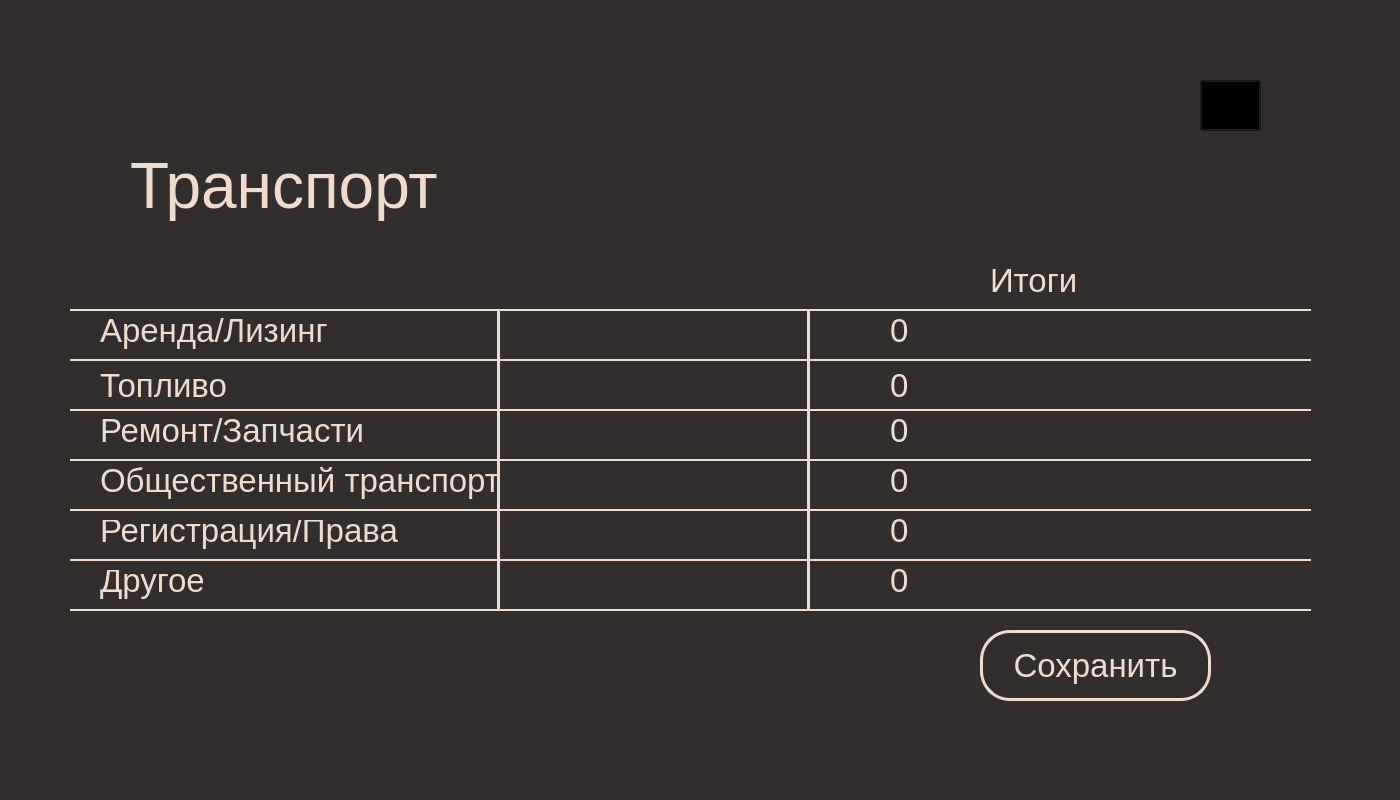
The window that trans.ui (JpryHyrd/PythonProject) describes before a commit, drawn with Qt 5.
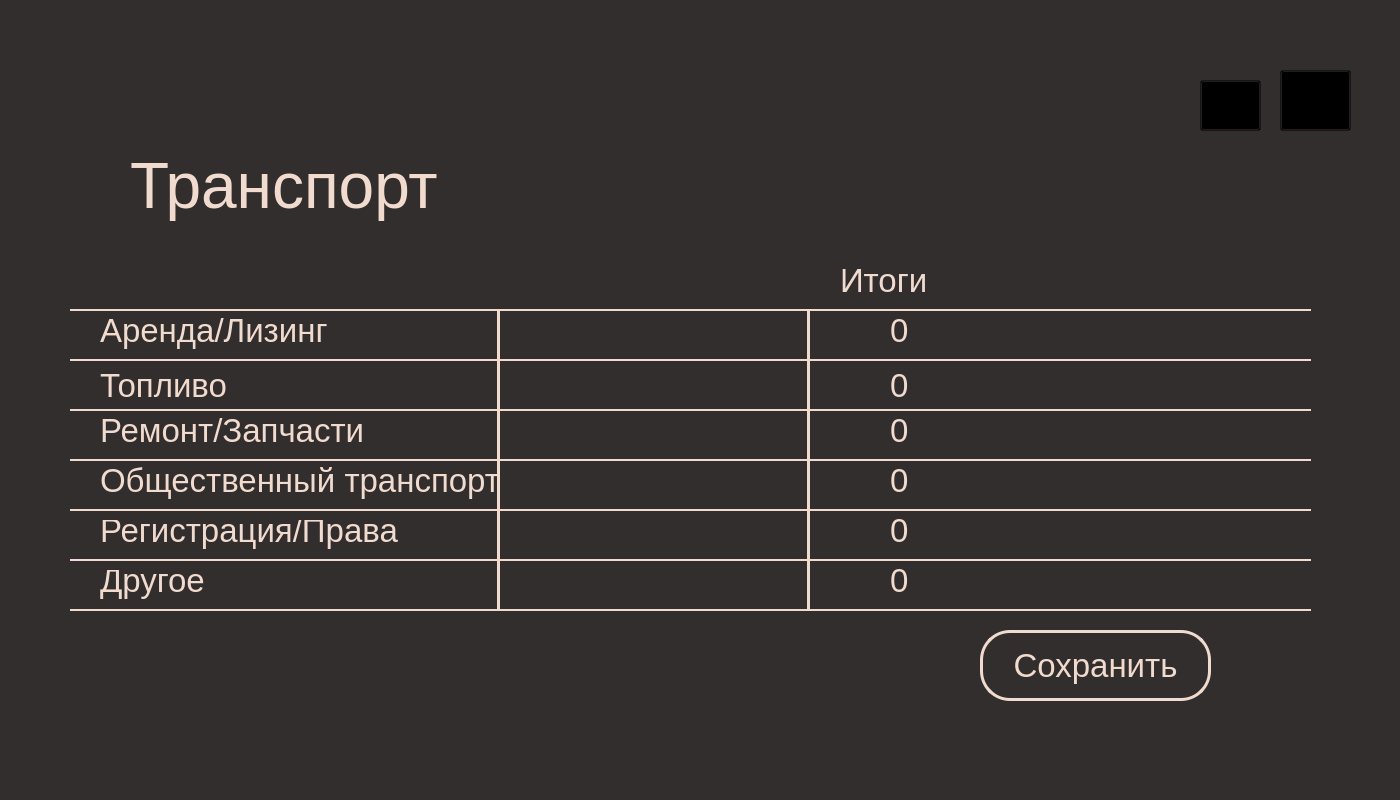
The same window after the commit. Icons and pictures are not drawn.

Diff of the .ui file:
```diff
--- a/trans.ui
+++ b/trans.ui
@@ -396,7 +396,7 @@
    <widget class="QLabel" name="label_8">
     <property name="geometry">
      <rect>
-      <x>990</x>
+      <x>840</x>
       <y>260</y>
       <width>171</width>
       <height>41</height>
@@ -737,6 +737,22 @@
      <string>Сохранить</string>
     </property>
    </widget>
+   <widget class="QPushButton" name="pushButton_4">
+    <property name="geometry">
+     <rect>
+      <x>1280</x>
+      <y>70</y>
+      <width>71</width>
+      <height>61</height>
+     </rect>
+    </property>
+    <property name="styleSheet">
+     <string notr="true">background-color: transparent;</string>
+    </property>
+    <property name="text">
+     <string/>
+    </property>
+   </widget>
    <zorder>label_10</zorder>
    <zorder>label_12</zorder>
    <zorder>pushButton_2</zorder>
@@ -771,6 +787,7 @@
    <zorder>lineEdit_3</zorder>
    <zorder>lineEdit_6</zorder>
    <zorder>lineEdit_4</zorder>
+   <zorder>pushButton_4</zorder>
   </widget>
  </widget>
  <resources/>
```
